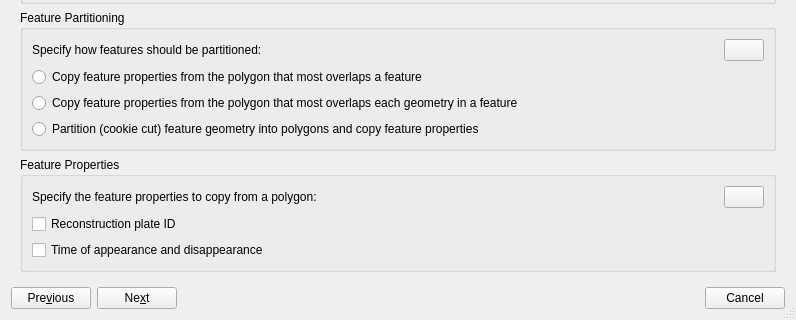
Above: src/qt-widgets/AssignReconstructionPlateIdsDialogUi.ui from GPlates/GPlates before the change; both pictures show x 0 to 796 and y 229 to 549 of the 796 by 549 pixel window. Below: the same form after it.
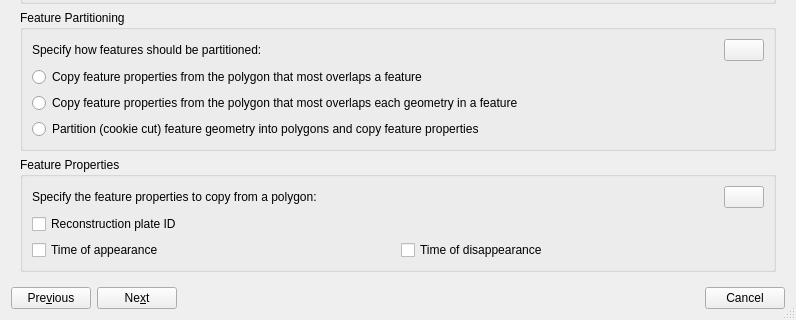
That is the form after the change. The open tabs and pages were chosen to show the change. Icons and pictures are not drawn.

Commit message: (trunk) In assign plate IDs dialog, time of appearance and disappearance are now separate options.

```diff
--- a/src/qt-widgets/AssignReconstructionPlateIdsDialogUi.ui
+++ b/src/qt-widgets/AssignReconstructionPlateIdsDialogUi.ui
@@ -580,9 +580,16 @@
          <property name="title">
           <string>Feature Properties</string>
          </property>
-         <layout class="QGridLayout" name="gridLayout">
-          <item row="0" column="1">
+         <layout class="QVBoxLayout" name="verticalLayout_3">
+          <item>
            <layout class="QHBoxLayout" name="horizontalLayout_4">
+            <item>
+             <widget class="QLabel" name="label_properties_to_assign">
+              <property name="text">
+               <string>Specify the feature properties to copy from a polygon:</string>
+              </property>
+             </widget>
+            </item>
             <item>
              <spacer>
               <property name="orientation">
@@ -612,26 +619,30 @@
             </item>
            </layout>
           </item>
-          <item row="0" column="0">
-           <widget class="QLabel" name="label_properties_to_assign">
-            <property name="text">
-             <string>Specify the feature properties to copy from a polygon:</string>
-            </property>
-           </widget>
-          </item>
-          <item row="1" column="0">
+          <item>
            <widget class="QCheckBox" name="check_box_assign_plate_id">
             <property name="text">
              <string>Reconstruction plate ID</string>
             </property>
            </widget>
           </item>
-          <item row="2" column="0">
-           <widget class="QCheckBox" name="check_box_assign_time_period">
-            <property name="text">
-             <string>Time of appearance and disappearance</string>
-            </property>
-           </widget>
+          <item>
+           <layout class="QHBoxLayout" name="horizontalLayout_8">
+            <item>
+             <widget class="QCheckBox" name="check_box_assign_time_of_appearance">
+              <property name="text">
+               <string>Time of appearance</string>
+              </property>
+             </widget>
+            </item>
+            <item>
+             <widget class="QCheckBox" name="check_box_assign_time_of_disappearance">
+              <property name="text">
+               <string>Time of disappearance</string>
+              </property>
+             </widget>
+            </item>
+           </layout>
           </item>
          </layout>
         </widget>
```
The commit also changes 7 other files.
